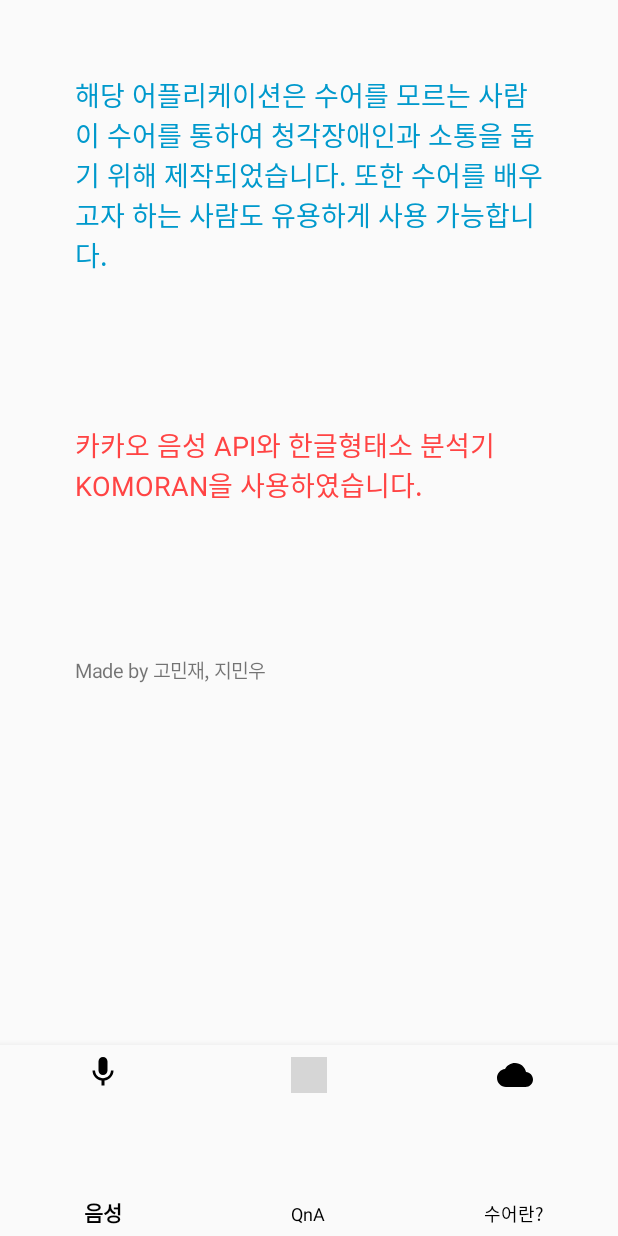
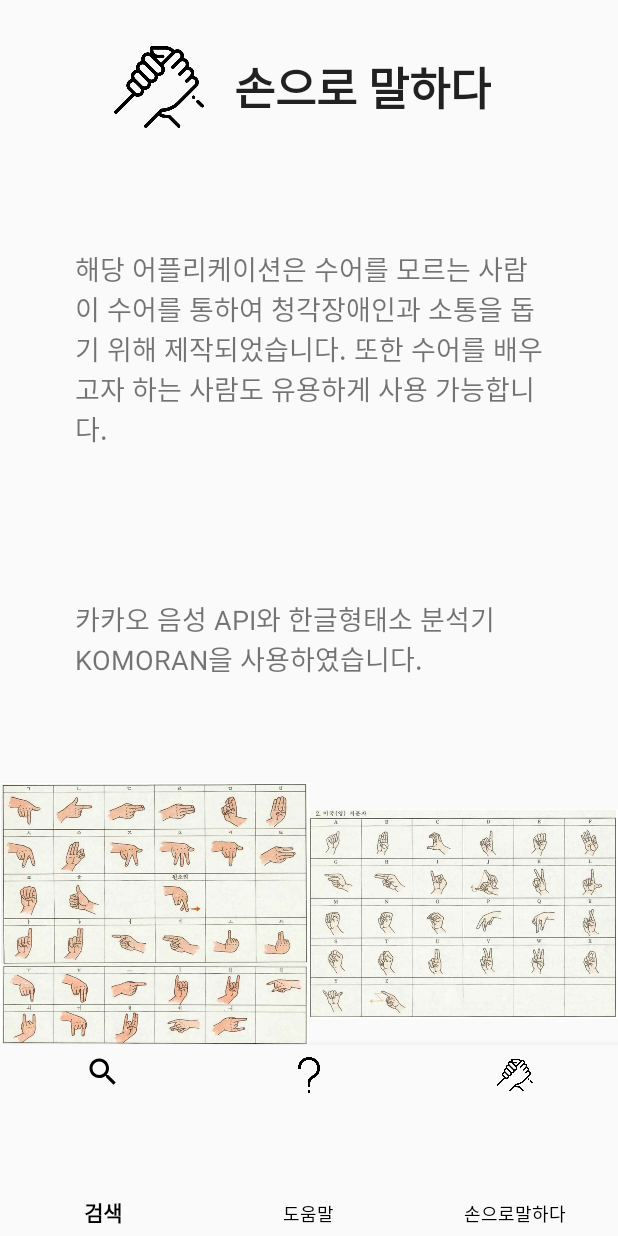
Before and after one commit to KoMinjae/SLProject, an Android app: the SLActivity screen opened directly, with no data from a screen before it, on a phone screen of 412 x 824 dp. Run offline under Robolectric (Android 15) with nearby library versions, the phone set to English and light mode, and no system bars; grey boxes are pictures that could not be loaded.

Commit message:
SLPROJECT 최종본

```diff
--- a/app/src/main/java/com/example/slproject/MainActivity.java
+++ b/app/src/main/java/com/example/slproject/MainActivity.java
@@ -11,6 +11,7 @@ import android.view.View;
 import android.widget.Button;
 import android.widget.EditText;
 import android.widget.TextView;
+import android.widget.Toast;
 
 import androidx.annotation.NonNull;
 import androidx.appcompat.app.AppCompatActivity;
--- a/app/src/main/java/com/example/slproject/SLActivity.java
+++ b/app/src/main/java/com/example/slproject/SLActivity.java
@@ -6,6 +6,8 @@ import android.graphics.Point;
 import android.os.Bundle;
 import android.view.Display;
 import android.view.MenuItem;
+import android.view.View;
+import android.widget.ImageView;
 import android.widget.TextView;
 
 import androidx.annotation.NonNull;
@@ -18,6 +20,10 @@ public class SLActivity extends AppCompatActivity {
     TextView textView3;
     TextView textView2;
     float density;
+    ImageView imageView1;
+    ImageView imageView2;
+    ImageView imageView3;
+    ImageView imageView4;
     private BottomNavigationView bottomNavigationView;
 
     @Override
@@ -26,17 +32,44 @@ public class SLActivity extends AppCompatActivity {
         setContentView(R.layout.activity_sl);
         textView1 = (TextView)findViewById(R.id.sltext1);
         textView2 = (TextView)findViewById(R.id.sltext2);
-        textView3 = (TextView)findViewById(R.id.sltext3);
-
+        imageView1 = (ImageView)findViewById(R.id.imageView1);
+        imageView2 = (ImageView)findViewById(R.id.imageView2);
+        imageView3 = (ImageView)findViewById(R.id.imageView3);
+        imageView4 = (ImageView)findViewById(R.id.imageView4);
+        imageView4.setVisibility(View.GONE);
+        imageView3.setVisibility(View.GONE);
         textView1.setText("해당 어플리케이션은 수어를 모르는 사람이 수어를 통하여 청각장애인과 소통을 돕기 위해 제작되었습니다. 또한 수어를 배우고자 하는 사람도 유용하게 사용 가능합니다.");
         textView2.setText("카카오 음성 API와 한글형태소 분석기 KOMORAN을 사용하였습니다.");
 
         textView1.setTextSize((float) (getStandardSizeX()/80 ));
         textView2.setTextSize((float) (getStandardSizeX()/80 ));
-        textView3.setTextSize((float) (getStandardSizeX()/30 ));
         textView1.setTextSize((float) (getStandardSizeY()/45));
         textView2.setTextSize((float) (getStandardSizeY()/45));
+        imageView1.setOnClickListener(new View.OnClickListener() {
+            @Override
+            public void onClick(View v) {
+                imageView3.setVisibility(View.VISIBLE);
+            }
+        });
+        imageView3.setOnClickListener(new View.OnClickListener() {
+            @Override
+            public void onClick(View v) {
+                imageView3.setVisibility(View.GONE);
+            }
+        });
+        imageView2.setOnClickListener((new View.OnClickListener() {
+            @Override
+            public void onClick(View v) {
+                imageView4.setVisibility(View.VISIBLE);
+            }
+        }));
+        imageView4.setOnClickListener(new View.OnClickListener() {
+            @Override
+            public void onClick(View v) {
+                imageView4.setVisibility(View.GONE);
 
+            }
+        });
         bottomNavigationView = findViewById(R.id.bottomNavi);
 
         bottomNavigationView.setOnNavigationItemSelectedListener(new BottomNavigationView.OnNavigationItemSelectedListener() {
--- /dev/null
+++ b/app/src/main/res/drawable/sear.xml
@@ -0,0 +1,9 @@
+<vector xmlns:android="http://schemas.android.com/apk/res/android"
+    android:width="24dp"
+    android:height="24dp"
+    android:viewportWidth="24.0"
+    android:viewportHeight="24.0">
+    <path
+        android:fillColor="#FF000000"
+        android:pathData="M15.5,14h-0.79l-0.28,-0.27C15.41,12.59 16,11.11 16,9.5 16,5.91 13.09,3 9.5,3S3,5.91 3,9.5 5.91,16 9.5,16c1.61,0 3.09,-0.59 4.23,-1.57l0.27,0.28v0.79l5,4.99L20.49,19l-4.99,-5zM9.5,14C7.01,14 5,11.99 5,9.5S7.01,5 9.5,5 14,7.01 14,9.5 11.99,14 9.5,14z"/>
+</vector>
--- a/app/src/main/res/layout/activity_main.xml
+++ b/app/src/main/res/layout/activity_main.xml
@@ -20,14 +20,15 @@
             android:layout_width="match_parent"
             android:layout_height="0dp"
             android:layout_weight="2"
+            android:gravity="center"
             android:orientation="horizontal">
 
             <ImageView
                 android:id="@+id/imageView"
-                android:layout_width="wrap_content"
+                android:layout_width="130dp"
                 android:layout_height="wrap_content"
-                android:layout_weight="3"
                 android:paddingTop="10dp"
+                android:scaleType="fitCenter"
                 app:srcCompat="@drawable/poweredbykakao" />
         </LinearLayout>
 
@@ -37,16 +38,13 @@
             android:layout_height="0dp"
             android:layout_gravity="center"
             android:layout_margin="5pt"
-            android:layout_weight="16"
+            android:layout_weight="6"
             android:gravity="center">
 
             <ImageView
                 android:layout_width="match_parent"
                 android:layout_height="match_parent"
                 android:background="#FFFFFF"
-                android:paddingLeft="5pt"
-                android:paddingRight="5pt"
-                android:layout_margin="10pt"
                 android:src="@drawable/undo" />
         </LinearLayout>
 
@@ -119,7 +117,7 @@
             android:layout_width="match_parent"
             android:layout_height="0dp"
             android:layout_margin="3pt"
-            android:layout_weight="3"
+            android:layout_weight="7"
             android:background="@drawable/border_layout"
             android:gravity="center|center_horizontal|center_vertical">
 
--- a/app/src/main/res/layout/activity_sl.xml
+++ b/app/src/main/res/layout/activity_sl.xml
@@ -7,14 +7,54 @@
     android:orientation="vertical"
     tools:context=".SLActivity">
 
-        <ScrollView
+    <ImageView
+        android:id="@+id/imageView3"
         android:layout_width="match_parent"
-            android:layout_height="0dp"
-            android:layout_weight="11">
+        android:layout_height="wrap_content"
+        app:srcCompat="@drawable/son1" />
+
+    <ImageView
+        android:id="@+id/imageView4"
+        android:layout_width="match_parent"
+        android:layout_height="wrap_content"
+        app:srcCompat="@drawable/son3" />
 
     <LinearLayout
         android:layout_width="match_parent"
+        android:layout_height="0dp"
+        android:layout_weight="11"
+        android:orientation="vertical">
+        <LinearLayout
+            android:layout_width="match_parent"
+            android:layout_height="0dp"
+            android:layout_weight="2"
+            android:gravity="center">
+
+            <ImageView
+                android:layout_width="60dp"
+                android:layout_height="60dp"
+                android:layout_marginLeft="5pt"
+                android:src="@drawable/hand_2" />
+
+            <TextView
+                android:id="@+id/hptext1"
+                android:layout_width="wrap_content"
                 android:layout_height="wrap_content"
+                android:fontFamily="sans-serif"
+                android:padding="20dp"
+                android:text="손으로 말하다"
+                android:textAppearance="@style/TextAppearance.AppCompat.Large"
+                android:textSize="30sp"
+                android:textStyle="bold"
+                app:layout_constraintEnd_toEndOf="parent"
+                app:layout_constraintHorizontal_bias="0.498"
+                app:layout_constraintStart_toStartOf="parent" />
+        </LinearLayout>
+
+        <LinearLayout
+            android:layout_width="match_parent"
+            android:layout_height="0dp"
+            android:layout_weight="7"
             android:orientation="vertical" >
 
             <TextView
@@ -22,7 +62,7 @@
                 android:layout_width="wrap_content"
                 android:layout_height="wrap_content"
                 android:padding="50dp"
-                    android:textColor="@android:color/holo_blue_dark"
+                android:text="해당 어플리케이션은 수어를 모르는 사람이 수어를 통하여 청각장애인과 소통을 돕기 위해 제작되었습니다. 또한 수어를 배우고자 하는 사람도 유용하게 사용 가능합니다."
                 android:textSize="18sp"
                 app:layout_constraintBottom_toBottomOf="parent"
                 app:layout_constraintEnd_toEndOf="parent"
@@ -35,22 +75,39 @@
                 android:layout_width="wrap_content"
                 android:layout_height="wrap_content"
                 android:padding="50dp"
-                    android:text=""
-                    android:textColor="@android:color/holo_red_light"
+                android:text="카카오 음성 API와 한글형태소 분석기 KOMORAN을 사용하였습니다."
                 android:textSize="18sp"
                 tools:layout_editor_absoluteX="173dp"
                 tools:layout_editor_absoluteY="261dp" />
+        </LinearLayout>
 
-                <TextView
-                    android:id="@+id/sltext3"
-                    android:layout_width="wrap_content"
-                    android:layout_height="wrap_content"
-                    android:padding="50dp"
-                    android:text="Made by 고민재, 지민우"
-                    tools:layout_editor_absoluteX="137dp"
-                    tools:layout_editor_absoluteY="379dp" />
+        <LinearLayout
+            android:layout_width="match_parent"
+            android:layout_height="0dp"
+            android:layout_weight="3"
+            android:orientation="horizontal"
+            >
+
+            <ImageView
+                android:id="@+id/imageView1"
+
+                android:layout_width="0dp"
+                android:layout_weight="5"
+                android:layout_height="match_parent"
+                android:src="@drawable/son1"
+                ></ImageView>
+
+            <ImageView
+                android:id="@+id/imageView2"
+
+                android:layout_width="0dp"
+                android:layout_weight="5"
+                android:layout_height="match_parent"
+                android:src="@drawable/son3"
+                ></ImageView>
+
         </LinearLayout>
-        </ScrollView>
+    </LinearLayout>
 
     <com.google.android.material.bottomnavigation.BottomNavigationView
         android:id="@+id/bottomNavi"
--- a/app/src/main/res/menu/bottom_menu.xml
+++ b/app/src/main/res/menu/bottom_menu.xml
@@ -3,18 +3,19 @@
     <item
         android:id="@+id/action_mic"
         android:enabled="true"
-        android:icon="@drawable/img_mic"
-        android:title="음성"/>
+        android:icon="@drawable/sear"
+        android:title="검색"/>
 
     <item
         android:id="@+id/action_qna"
         android:enabled="true"
-        android:icon="@drawable/img_qna"
-        android:title="QnA"/>
+        android:icon="@drawable/que"
+        android:scaleType="fitCenter"
+        android:title="도움말"/>
 
     <item
         android:id="@+id/action_cloud"
         android:enabled="true"
-        android:icon="@drawable/img_cloud"
-        android:title="수어란?"/>
+        android:icon="@drawable/hand_2"
+        android:title="손으로말하다"/>
 </menu>
```
Also changed, not shown: app/src/main/res/drawable/que.png (added), app/src/main/res/drawable/question.png, app/src/main/res/drawable/son1.png (added), app/src/main/res/drawable/son3.png (added), app/src/main/res/layout/activity_help.xml (line endings or trailing spaces). Lines whose indentation alone changed are shown as unchanged.
